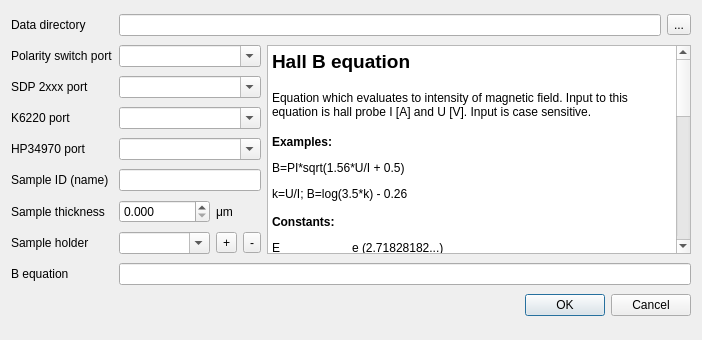
mBr001/hall, file hall/configui.ui: the form before one commit.
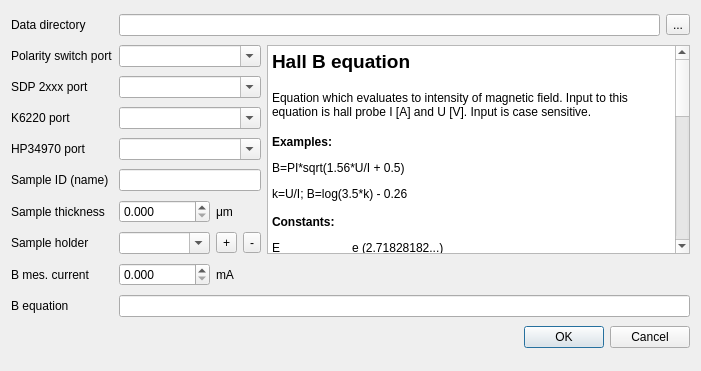
The form after the commit.

Commit message: hall probe I is configurable

Diff of the .ui file:
```diff
--- a/hall/configui.ui
+++ b/hall/configui.ui
@@ -6,8 +6,8 @@
    <rect>
     <x>0</x>
     <y>0</y>
-    <width>702</width>
-    <height>340</height>
+    <width>701</width>
+    <height>371</height>
    </rect>
   </property>
   <property name="windowTitle">
@@ -110,7 +110,7 @@
      </item>
     </layout>
    </item>
-   <item row="9" column="0" colspan="6">
+   <item row="10" column="0" colspan="6">
     <widget class="QDialogButtonBox" name="buttonBox">
      <property name="standardButtons">
       <set>QDialogButtonBox::Cancel|QDialogButtonBox::Ok</set>
@@ -196,14 +196,14 @@
      </property>
     </widget>
    </item>
-   <item row="8" column="0">
+   <item row="9" column="0">
     <widget class="QLabel" name="label_9">
      <property name="text">
       <string>B equation</string>
      </property>
     </widget>
    </item>
-   <item row="8" column="2" colspan="4">
+   <item row="9" column="2" colspan="4">
     <widget class="QLineEdit" name="hallProbeBEquationLineEdit"/>
    </item>
    <item row="1" column="5" rowspan="7">
@@ -234,6 +234,27 @@
      </property>
     </widget>
    </item>
+   <item row="8" column="0">
+    <widget class="QLabel" name="label_8">
+     <property name="text">
+      <string>B mes. current</string>
+     </property>
+    </widget>
+   </item>
+   <item row="8" column="2">
+    <widget class="QDoubleSpinBox" name="hallProbeCurrentDoubleSpinBox">
+     <property name="decimals">
+      <number>3</number>
+     </property>
+    </widget>
+   </item>
+   <item row="8" column="3">
+    <widget class="QLabel" name="label_12">
+     <property name="text">
+      <string>mA</string>
+     </property>
+    </widget>
+   </item>
   </layout>
  </widget>
  <resources/>
```
The commit also changes 6 other files.
